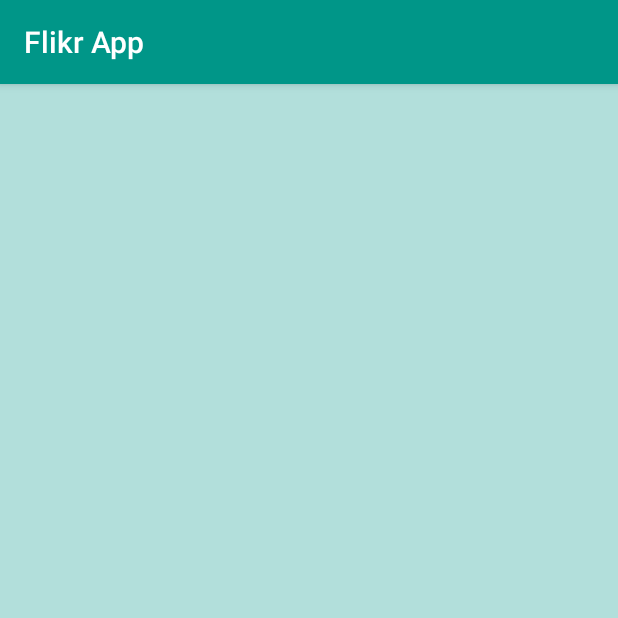
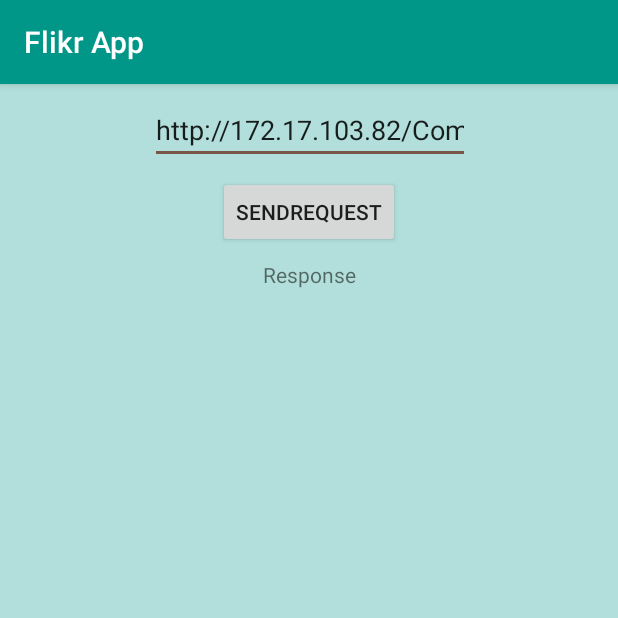
Before and after one commit to gaurav2482646/FlikrApp, an Android app: the TestActivity screen opened directly, with no data from a screen before it, on a phone screen of 412 x 824 dp, the top half of it. Run offline under Robolectric (Android 15) with nearby library versions, the phone set to English and light mode, and no system bars.

```diff
--- a/app/src/main/java/com/example/flikrapp/TestActivity.java
+++ b/app/src/main/java/com/example/flikrapp/TestActivity.java
@@ -3,6 +3,10 @@ package com.example.flikrapp;
 import android.support.v7.app.AppCompatActivity;
 import android.os.Bundle;
 import android.util.Log;
+import android.view.View;
+import android.widget.EditText;
+import android.widget.TextView;
+import android.widget.Toast;
 
 import java.io.IOException;
 
@@ -11,14 +15,27 @@ import okhttp3.OkHttpClient;
 
 public class TestActivity extends AppCompatActivity {
     String TAG ="TestActivity";
+    TextView mResponse;
+    EditText mEditText;
 
     @Override
     protected void onCreate(Bundle savedInstanceState) {
         super.onCreate(savedInstanceState);
         setContentView(R.layout.activity_test);
+        mResponse = findViewById(R.id.tvResponse);
+        mEditText = findViewById(R.id.editText);
+
+    }
+
+    public void sendRequest(View view) {
+        try{
         AckCommand ackCommand = new AckCommand();
-        ackCommand.start();
+        ackCommand.start();}catch(Exception e){
+            Toast.makeText(this, "Error Occurred", Toast.LENGTH_SHORT).show();
+            Toast.makeText(this, e.getMessage(), Toast.LENGTH_LONG).show();
+        }
     }
+
     public class AckCommand extends Thread {
         public  final MediaType JSON
                 = MediaType.parse("application/json; charset=utf-8");
@@ -30,10 +47,22 @@ public class TestActivity extends AppCompatActivity {
         public void run() {
             super.run();
             try {
-                String response_from_server = get("http://172.17.103.82/CommandService/AntitheftService.svc/webclient/device/getcommand/9780307585");
+                final String response_from_server = get(mEditText.getText().toString());
                 Log.d(TAG, "Response of Server:" + response_from_server);
-            } catch (IOException e) {
+                runOnUiThread(new Runnable() {
+                    @Override
+                    public void run() {
+                        mResponse.setText(response_from_server);
+                    }
+                });
+            } catch (final IOException e) {
                 e.printStackTrace();
+                runOnUiThread(new Runnable() {
+                    @Override
+                    public void run() {
+                        mResponse.setText("Error in Sending Request : "+e.getMessage());
+                    }
+                });
             }
         }
 
--- a/app/src/main/res/layout/activity_test.xml
+++ b/app/src/main/res/layout/activity_test.xml
@@ -1,4 +1,7 @@
 <?xml version="1.0" encoding="utf-8"?>
+<ScrollView android:layout_height="match_parent"
+    android:layout_width="match_parent"
+    xmlns:android="http://schemas.android.com/apk/res/android">
 <android.support.constraint.ConstraintLayout xmlns:android="http://schemas.android.com/apk/res/android"
     xmlns:app="http://schemas.android.com/apk/res-auto"
     xmlns:tools="http://schemas.android.com/tools"
@@ -6,4 +9,53 @@
     android:layout_height="match_parent"
     tools:context="com.example.flikrapp.TestActivity">
 
+    <TextView
+        android:id="@+id/tvResponse"
+        android:layout_width="wrap_content"
+        android:layout_height="wrap_content"
+        android:layout_marginBottom="8dp"
+        android:layout_marginEnd="8dp"
+        android:layout_marginStart="8dp"
+        android:layout_marginTop="8dp"
+        android:text="Response"
+        app:layout_constraintBottom_toBottomOf="parent"
+        app:layout_constraintEnd_toEndOf="parent"
+        app:layout_constraintStart_toStartOf="parent"
+        app:layout_constraintTop_toTopOf="parent"
+        tools:text="Response" />
+
+    <Button
+        android:id="@+id/btnSendRequest"
+        android:layout_width="wrap_content"
+        android:layout_height="wrap_content"
+        android:layout_marginBottom="8dp"
+        android:layout_marginEnd="8dp"
+        android:layout_marginStart="8dp"
+        android:layout_marginTop="8dp"
+        android:onClick="sendRequest"
+        android:text="SendRequest"
+        app:layout_constraintBottom_toTopOf="@+id/tvResponse"
+        app:layout_constraintEnd_toEndOf="parent"
+        app:layout_constraintStart_toStartOf="parent"
+        app:layout_constraintTop_toTopOf="parent"
+        app:layout_constraintVertical_bias="1.0" />
+
+    <EditText
+        android:id="@+id/editText"
+        android:layout_width="wrap_content"
+        android:layout_height="wrap_content"
+        android:layout_marginBottom="8dp"
+        android:layout_marginEnd="8dp"
+        android:layout_marginStart="8dp"
+        android:layout_marginTop="8dp"
+        android:ems="10"
+        android:hint="enter url "
+        android:inputType="text"
+        android:text="http://172.17.103.82/CommandService/AntitheftService.svc/webclient/device/getcommand/9780307585"
+        app:layout_constraintBottom_toTopOf="@+id/btnSendRequest"
+        app:layout_constraintEnd_toEndOf="parent"
+        app:layout_constraintHorizontal_bias="0.503"
+        app:layout_constraintStart_toStartOf="parent"
+        app:layout_constraintTop_toTopOf="parent" />
 </android.support.constraint.ConstraintLayout>
+</ScrollView>
--- a/app/src/main/res/values/strings.xml
+++ b/app/src/main/res/values/strings.xml
@@ -7,5 +7,7 @@
     <string name="photo_title_text">Title: %s</string>
     <string name="photo_tags_text">Tags: %s</string>
     <string name="activity_search">Search</string>
+    <string name="searchable_hint">Enter photo tags</string>
+    <string name="empty_photo">No photos match your search.  Use the search icon to search for photos</string>
     <!--<string name="photo_tags_text">%2$s %1$s %3$s</string>-->
 </resources>
--- /dev/null
+++ b/app/src/main/res/xml/searchable.xml
@@ -0,0 +1,5 @@
+<?xml version="1.0" encoding="utf-8"?>
+<searchable xmlns:android="http://schemas.android.com/apk/res/android"
+    android:hint="@string/searchable_hint"
+    android:label="@string/title_activity_search">
+</searchable>
```
Also changed, not shown: app/src/main/AndroidManifest.xml (+10 -2 lines), app/src/main/java/com/example/flikrapp/FlickrRecyclerViewAdapter.java (+7 -1 lines), app/src/main/java/com/example/flikrapp/MainActivity.java (+9 -2 lines), app/src/main/java/com/example/flikrapp/SearchActivity.java (+47 -5 lines).
